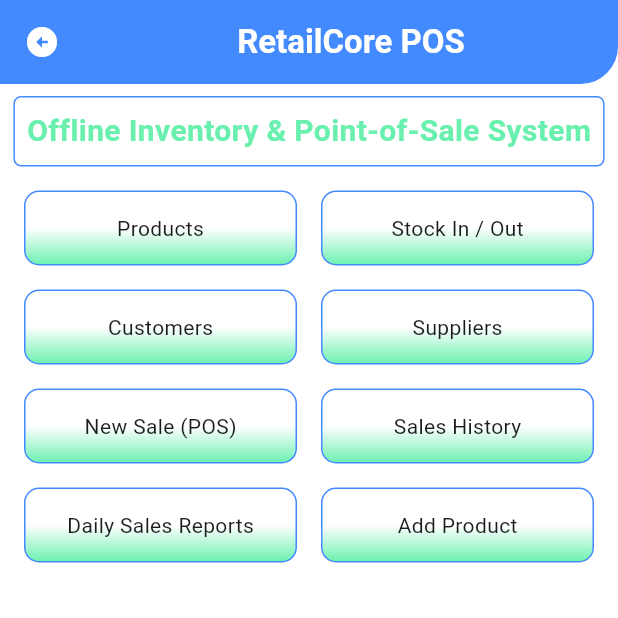
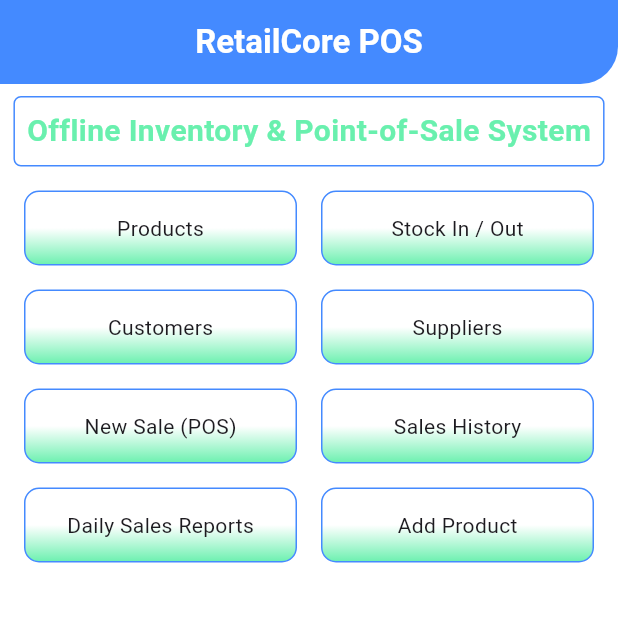
Before and after one commit to abdulsamad010/retailcore_pos_flutter, a Flutter app: the screen it shows after launch, on a phone screen of 412 x 824 dp, the top half of it. Run offline on Flutter 3.47's test engine with Material 3 defaults, Android fonts, the phone set to English and light mode, and no system bars; our stand-ins replace get, sqflite; accounts and stored records are empty.

Commit message:
updated custom app bar

```diff
--- a/lib/core/widgets/custom_app_bar.dart
+++ b/lib/core/widgets/custom_app_bar.dart
@@ -10,10 +10,7 @@
 
   @override
   Widget build(BuildContext context) {
-    return AppBar(leading:IconButton(
-    icon: Icon(Icons.arrow_circle_left,color: Colors.white,),
-    onPressed: () => Navigator.pop(context),
-    ),
+    return AppBar(iconTheme: IconThemeData(color: Colors.white),
       title: Center(child: Text(name,style: TextStyle(color: Colors.white,fontWeight: FontWeight.bold),)),
       backgroundColor: Colors.blueAccent,
       shape: RoundedRectangleBorder(
```
